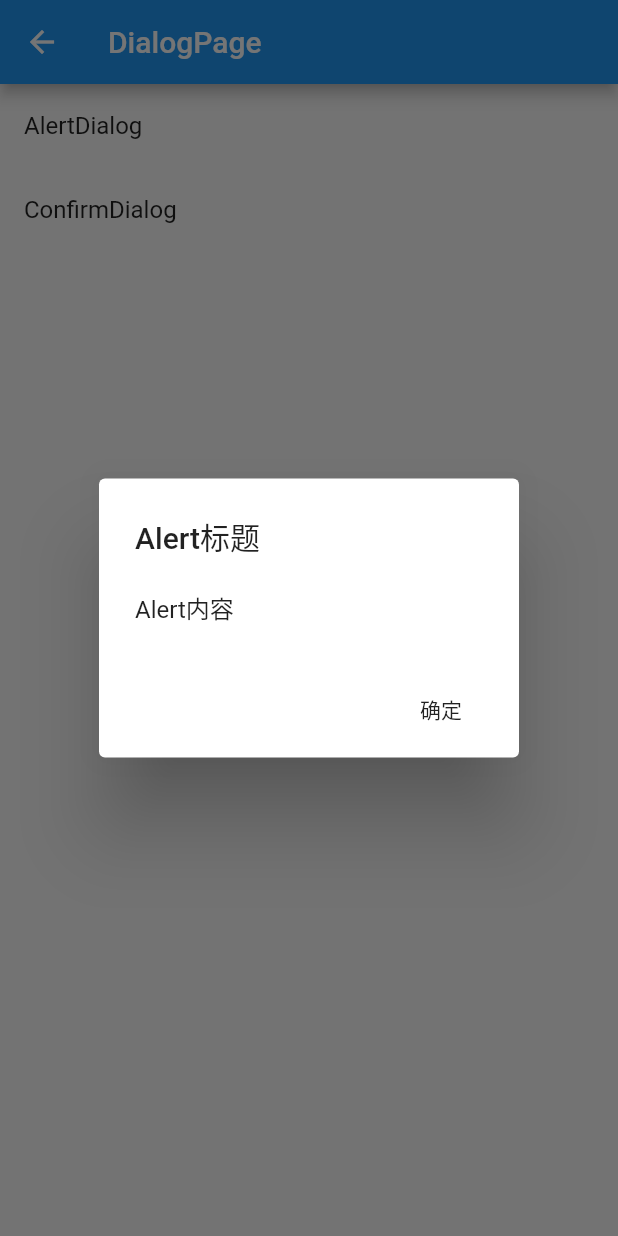
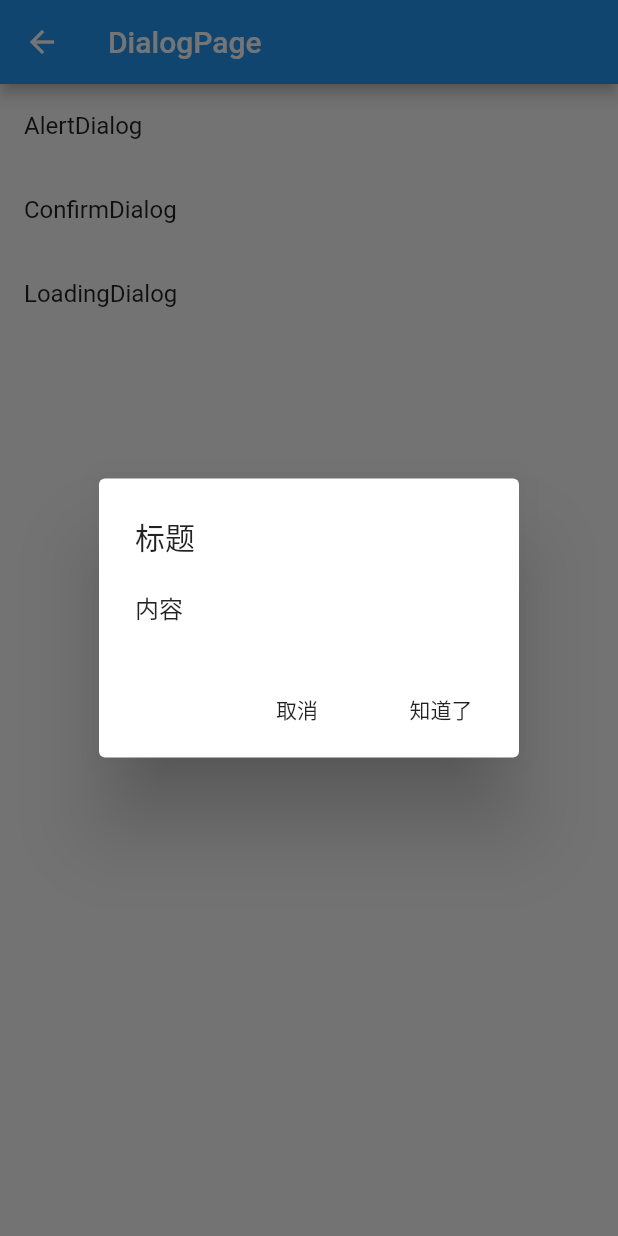
Before and after one commit to edazh/workbook_flutter, a Flutter app: the DialogPage screen opened directly, after a tap on "ConfirmDialog", on a phone screen of 412 x 824 dp. Run offline on Flutter 3.47's test engine with Material 2 defaults, Android fonts, the phone set to English and light mode, and no system bars; our stand-ins replace video_player.

Commit message:
多了几个Dialog

```diff
--- a/lib/pages/dialog.dart
+++ b/lib/pages/dialog.dart
@@ -1,3 +1,5 @@
+import 'dart:async';
+
 import 'package:flutter/material.dart';
 import '../widgets/dialog.dart' as dialog;
 
@@ -13,10 +15,9 @@ class DialogPage extends StatelessWidget {
             onTap: () async {
               dialog.DialogAction action =
                   await showDialog<dialog.DialogAction>(
-                barrierDismissible: false,
                 context: context,
                 builder: (_) =>
-                    dialog.Alert(title: 'Alert标题', content: 'Alert内容'),
+                    const dialog.Alert(title: 'Alert标题', content: 'Alert内容'),
               );
               _logAction(action);
             },
@@ -26,12 +27,23 @@ class DialogPage extends StatelessWidget {
             onTap: () async {
               dialog.DialogAction action =
                   await showDialog<dialog.DialogAction>(
-                barrierDismissible: false,
                 context: context,
-                builder: (_) =>
-                    dialog.Alert(title: 'Alert标题', content: 'Alert内容'),
+                builder: (_) => const dialog.Confirm(
+                      title: '标题',
+                      content: '内容',
+                      confirmText: '知道了',
+                    ),
               );
               _logAction(action);
+            },
+          ),
+          ListTile(
+            title: Text('LoadingDialog'),
+            onTap: () {
+              showDialog<dialog.DialogAction>(
+                context: context,
+                builder: (_) => const dialog.Loading(content: '正在加载'),
+              );
             },
           ),
         ],
--- a/lib/widgets/dialog.dart
+++ b/lib/widgets/dialog.dart
@@ -24,3 +24,67 @@ class Alert extends StatelessWidget {
     );
   }
 }
+
+///确认取消
+class Confirm extends StatelessWidget {
+  const Confirm(
+      {Key key,
+      this.title,
+      this.content,
+      this.confirmText = '确定',
+      this.cancelText = '取消'})
+      : assert(confirmText != null),
+        assert(cancelText != null),
+        super(key: key);
+  final String title;
+  final String content;
+  final String confirmText;
+  final String cancelText;
+  @override
+  Widget build(BuildContext context) {
+    return AlertDialog(
+      title: title == null ? null : Text(title),
+      content: content == null ? null : Text(content),
+      actions: <Widget>[
+        FlatButton(
+          textTheme: ButtonTextTheme.normal,
+          onPressed: () => Navigator.of(context).pop(DialogAction.cancel),
+          child: Text(cancelText),
+        ),
+        FlatButton(
+          onPressed: () => Navigator.of(context).pop(DialogAction.confirm),
+          child: Text(confirmText),
+        )
+      ],
+    );
+  }
+}
+
+///加载中
+class Loading extends StatelessWidget {
+  const Loading({Key key, this.content}) : super(key: key);
+  final String content;
+  @override
+  Widget build(BuildContext context) {
+    List<Widget> children = [CircularProgressIndicator()];
+    if (content != null && content.isNotEmpty) {
+      children.add(Padding(
+        padding: EdgeInsets.only(top: 16),
+        child: Text(content),
+      ));
+    }
+    Widget child = Card(
+      elevation: 24,
+      margin: EdgeInsets.all(24),
+      child: Padding(
+        padding: const EdgeInsets.all(16.0),
+        child: Column(
+          crossAxisAlignment: CrossAxisAlignment.center,
+          mainAxisSize: MainAxisSize.min,
+          children: children,
+        ),
+      ),
+    );
+    return Center(child: child);
+  }
+}
```
